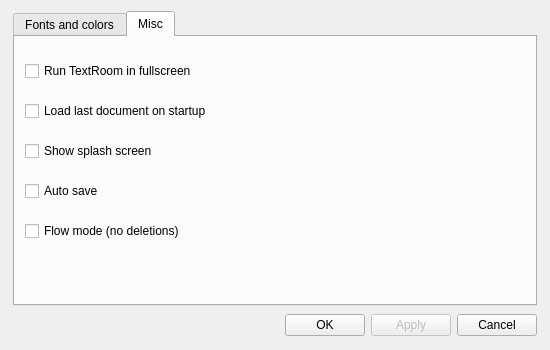
Old version of the form ui/optionsdialog.ui in the repository dbuksbaum/TextRoom.
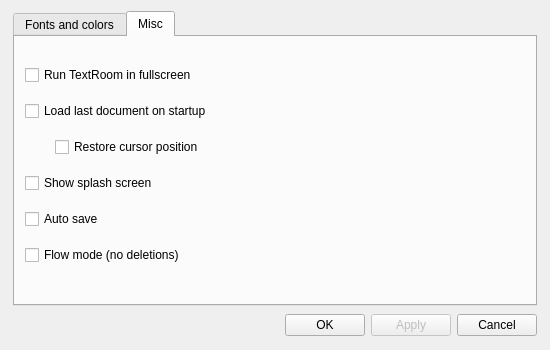
New version of the form. The open tabs and pages were chosen to show the change.

Commit message: Added Restore cursor position option

Diff of the .ui file:
```diff
--- a/ui/optionsdialog.ui
+++ b/ui/optionsdialog.ui
@@ -76,7 +76,7 @@
         <attribute name="title" >
          <string>Fonts and colors</string>
         </attribute>
-        <widget class="QWidget" name="" >
+        <widget class="QWidget" name="layoutWidget" >
          <property name="geometry" >
           <rect>
            <x>10</x>
@@ -388,13 +388,13 @@
         <attribute name="title" >
          <string>Misc</string>
         </attribute>
-        <widget class="QWidget" name="layoutWidget" >
+        <widget class="QWidget" name="" >
          <property name="geometry" >
           <rect>
            <x>10</x>
-           <y>10</y>
-           <width>411</width>
-           <height>211</height>
+           <y>18</y>
+           <width>198</width>
+           <height>221</height>
           </rect>
          </property>
          <layout class="QVBoxLayout" >
@@ -412,6 +412,39 @@
             </property>
            </widget>
           </item>
+          <item>
+           <layout class="QHBoxLayout" >
+            <item>
+             <spacer>
+              <property name="orientation" >
+               <enum>Qt::Horizontal</enum>
+              </property>
+              <property name="sizeType" >
+               <enum>QSizePolicy::Fixed</enum>
+              </property>
+              <property name="sizeHint" >
+               <size>
+                <width>30</width>
+                <height>20</height>
+               </size>
+              </property>
+             </spacer>
+            </item>
+            <item>
+             <widget class="QCheckBox" name="saveCursorCheckBox" >
+              <property name="whatsThis" >
+               <string>&lt;html>&lt;head>&lt;meta name="qrichtext" content="1" />&lt;style type="text/css">
+p, li { white-space: pre-wrap; }
+&lt;/style>&lt;/head>&lt;body style=" font-family:'Sans Serif'; font-size:9pt; font-weight:400; font-style:normal;">
+&lt;p style=" margin-top:0px; margin-bottom:0px; margin-left:0px; margin-right:0px; -qt-block-indent:0; text-indent:0px;">Flow Mode disables deletions from backspace, delete key and cuttings. This is done to help you focus on writing, instead of correcting minor typos. Typos and other editing can be done in a later stage.&lt;/p>&lt;/body>&lt;/html></string>
+              </property>
+              <property name="text" >
+               <string>Restore cursor position</string>
+              </property>
+             </widget>
+            </item>
+           </layout>
+          </item>
           <item>
            <widget class="QCheckBox" name="splashScreenCheckBox" >
             <property name="text" >
```
Left out of the diff: 24 changed lines with no effect on the pictures. The commit also changes 3 other files.
